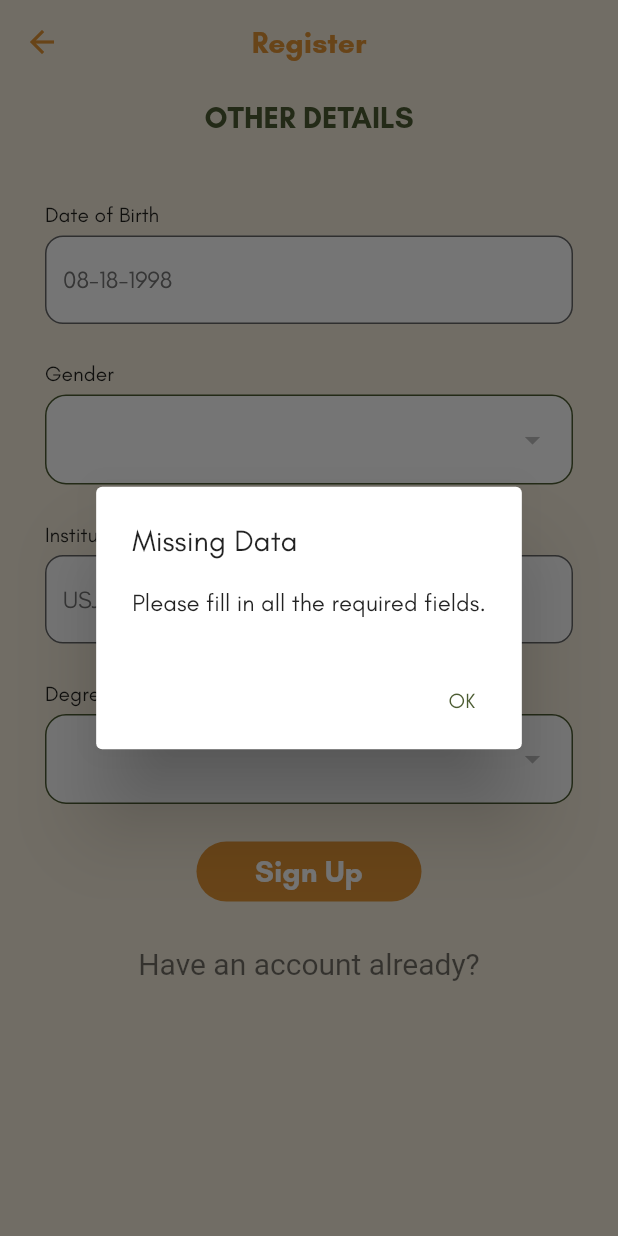
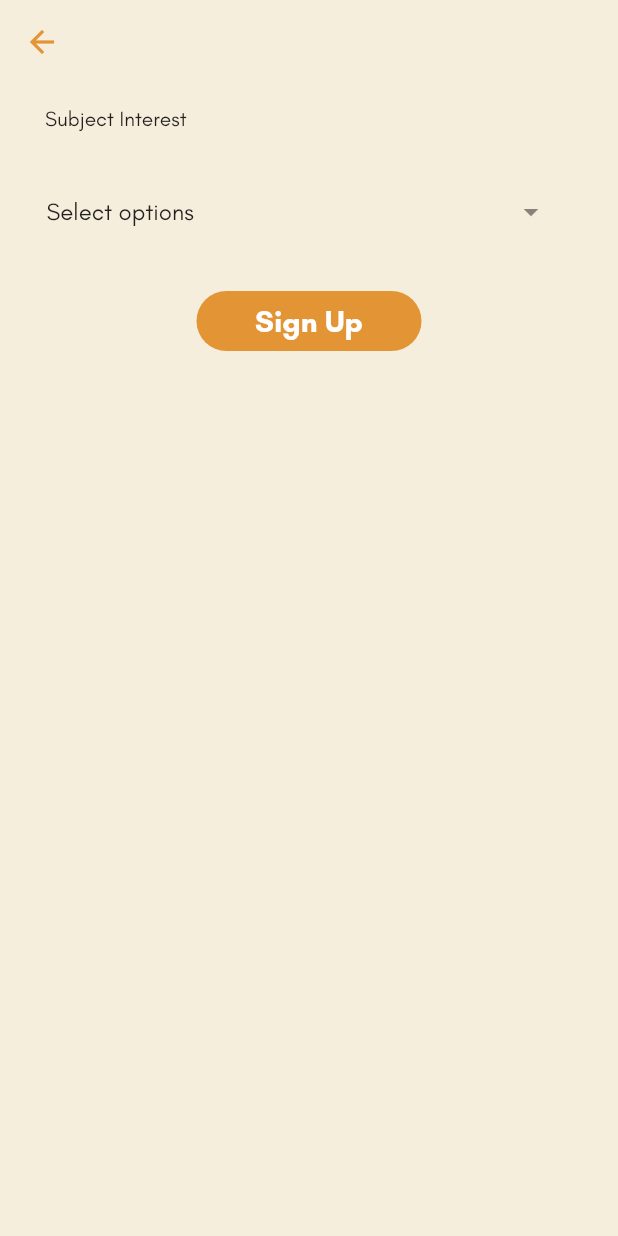
Before and after one commit to rexsolis7458/study_up_app_flutter, a Flutter app: the OtherDetails screen opened directly with empty values, after a tap on "Sign Up", on a phone screen of 412 x 824 dp. Run offline on Flutter 3.47's test engine with Material 2 defaults, Android fonts, the phone set to English and light mode, and no system bars; drawn by our look-alikes of dropdown_button2; our stand-ins replace cloud_firestore, dropdown_search, firebase_auth, firebase_core, firebase_storage, flutter_rating_bar and 7 more; missing offline and left inert: advance_pdf_viewer_fork, agora_rtc_engine, flutter_document_picker; accounts and stored records are empty; network calls fail.

Commit message:
subInterest

```diff
--- a/lib/otherDetails.dart
+++ b/lib/otherDetails.dart
@@ -5,6 +5,7 @@ import 'package:flutter/gestures.dart';
 import 'package:flutter/material.dart';
 import 'package:get/get.dart';
 import 'package:intl/intl.dart';
+import 'package:study_up_app/subInterest.dart';
 
 import 'controller/auth_controller.dart';
 import 'helper/const.dart';
@@ -207,7 +208,6 @@ class _OtherDetailsState extends State<OtherDetails> {
                               value: genderDropdownValue == ''
                                   ? null
                                   : genderDropdownValue,
-
                               items: genderitems.map((String items) {
                                 return DropdownMenuItem(
                                   value: items,
@@ -355,53 +355,55 @@ class _OtherDetailsState extends State<OtherDetails> {
               child: Container(),
             ),
             GestureDetector(
-              onTap: () async {
-                if (_firstName.trim().isEmpty ||
-                    _lastName.trim().isEmpty ||
-                    _email.trim().isEmpty ||
-                    _password.trim().isEmpty ||
-                    _bdayController.text.trim().isEmpty ||
-                    genderDropdownValue == null ||
-                    _institutionController.text.trim().isEmpty ||
-                    degreeDropdownValue == null) {
-                  // Show a warning message that some data is missing
-                  showDialog(
-                    context: context,
-                    builder: (BuildContext context) {
-                      return AlertDialog(
-                        title: const Text('Missing Data'),
-                        content: const Text(
-                            'Please fill in all the required fields.'),
-                        actions: <Widget>[
-                          TextButton(
-                            onPressed: () => Navigator.of(context).pop(),
-                            child: const Text('OK'),
-                          ),
-                        ],
-                      );
-                    },
-                  );
-                } else {
-                  DateTime dob =
-                      DateFormat("MM-dd-yyyy").parse(_bdayController.text);
-                  DateTime now = DateTime.now();
-                  Duration difference = now.difference(dob);
-                  int age = difference.inDays ~/ 365;
+              onTap: () {
+                Navigator.push(context,
+                    MaterialPageRoute(builder: (context) => SubInterest()));
+                // if (_firstName.trim().isEmpty ||
+                //     _lastName.trim().isEmpty ||
+                //     _email.trim().isEmpty ||
+                //     _password.trim().isEmpty ||
+                //     _bdayController.text.trim().isEmpty ||
+                //     genderDropdownValue == null ||
+                //     _institutionController.text.trim().isEmpty ||
+                //     degreeDropdownValue == null) {
+                //   // Show a warning message that some data is missing
+                //   showDialog(
+                //     context: context,
+                //     builder: (BuildContext context) {
+                //       return AlertDialog(
+                //         title: const Text('Missing Data'),
+                //         content: const Text(
+                //             'Please fill in all the required fields.'),
+                //         actions: <Widget>[
+                //           TextButton(
+                //             onPressed: () => Navigator.of(context).pop(),
+                //             child: const Text('OK'),
+                //           ),
+                //         ],
+                //       );
+                //     },
+                //   );
+                // } else {
+                //   DateTime dob =
+                //       DateFormat("MM-dd-yyyy").parse(_bdayController.text);
+                //   DateTime now = DateTime.now();
+                //   Duration difference = now.difference(dob);
+                //   int age = difference.inDays ~/ 365;
 
-                  String ageString = age.toString();
-                  // Proceed with the registration process
-                  authController.register(
-                    _firstName.trim(),
-                    _lastName.trim(),
-                    _email.trim(),
-                    _password.trim(),
-                    _bdayController.text.trim(),
-                    genderDropdownValue!,
-                    _institutionController.text.trim(),
-                    degreeDropdownValue!,
-                    ageString,
-                  );
-                }
+                //   String ageString = age.toString();
+                //   // Proceed with the registration process
+                //   authController.register(
+                //     _firstName.trim(),
+                //     _lastName.trim(),
+                //     _email.trim(),
+                //     _password.trim(),
+                //     _bdayController.text.trim(),
+                //     genderDropdownValue!,
+                //     _institutionController.text.trim(),
+                //     degreeDropdownValue!,
+                //     ageString,
+                //   );
+                // }
               },
               child: Container(
                 width: 150,
--- /dev/null
+++ b/lib/subInterest.dart
@@ -0,0 +1,143 @@
+import 'package:cloud_firestore/cloud_firestore.dart';
+import 'package:dropdown_button2/dropdown_button2.dart';
+import 'package:firebase_auth/firebase_auth.dart';
+import 'package:flutter/gestures.dart';
+import 'package:flutter/material.dart';
+import 'package:get/get.dart';
+import 'package:intl/intl.dart';
+
+import 'controller/auth_controller.dart';
+import 'helper/MultiSelect.dart';
+import 'helper/const.dart';
+
+class SubInterest extends StatefulWidget {
+  @override
+  _SubInterestState createState() => _SubInterestState();
+}
+
+class _SubInterestState extends State<SubInterest> {
+  @override
+  Widget build(BuildContext context) {
+    return Scaffold(
+        resizeToAvoidBottomInset: false,
+        backgroundColor: BGColor,
+        appBar: AppBar(
+          backgroundColor: BGColor,
+          centerTitle: true,
+          elevation: 0,
+          title: const Text(
+            '',
+            style: TextStyle(
+              fontSize: 20,
+              fontWeight: FontWeight.bold,
+            ),
+          ),
+        ),
+        body: SingleChildScrollView(
+          child: Column(
+              mainAxisAlignment: MainAxisAlignment.center,
+              children: <Widget>[
+                const SizedBox(
+                  height: 10,
+                ),
+                Container(
+                  padding: const EdgeInsets.only(left: 30, top: 5, right: 30),
+                  alignment: Alignment.topLeft,
+                  child: Text(
+                    'Subject Interest',
+                    textAlign: TextAlign.start,
+                  ),
+                ),
+                const SizedBox(
+                  height: 20,
+                ),
+                Container(
+                  padding: const EdgeInsets.only(left: 15, top: 5, right: 30),
+                  alignment: Alignment.topLeft,
+                  child: MultiSelectDropdown(
+                    options: [],
+                    hintText: 'Select options',
+                    onSelected: (List<String> selectedList) {
+                      setState(() {
+                        // _selectedSubjects = selectedList;
+                      });
+                    },
+                  ),
+                ),
+                const SizedBox(
+                  height: 25,
+                ),
+                Padding(
+                  padding: const EdgeInsets.only(left: 30),
+                  child: Container(),
+                ),
+                GestureDetector(
+                  onTap: () {
+                    // if (_firstName.trim().isEmpty ||
+                    //     _lastName.trim().isEmpty ||
+                    //     _email.trim().isEmpty ||
+                    //     _password.trim().isEmpty ||
+                    //     _bdayController.text.trim().isEmpty ||
+                    //     genderDropdownValue == null ||
+                    //     _institutionController.text.trim().isEmpty ||
+                    //     degreeDropdownValue == null) {
+                    //   // Show a warning message that some data is missing
+                    //   showDialog(
+                    //     context: context,
+                    //     builder: (BuildContext context) {
+                    //       return AlertDialog(
+                    //         title: const Text('Missing Data'),
+                    //         content: const Text(
+                    //             'Please fill in all the required fields.'),
+                    //         actions: <Widget>[
+                    //           TextButton(
+                    //             onPressed: () => Navigator.of(context).pop(),
+                    //             child: const Text('OK'),
+                    //           ),
+                    //         ],
+                    //       );
+                    //     },
+                    //   );
+                    // } else {
+                    //   DateTime dob =
+                    //       DateFormat("MM-dd-yyyy").parse(_bdayController.text);
+                    //   DateTime now = DateTime.now();
+                    //   Duration difference = now.difference(dob);
+                    //   int age = difference.inDays ~/ 365;
+
+                    //   String ageString = age.toString();
+                    //   // Proceed with the registration process
+                    //   authController.register(
+                    //     _firstName.trim(),
+                    //     _lastName.trim(),
+                    //     _email.trim(),
+                    //     _password.trim(),
+                    //     _bdayController.text.trim(),
+                    //     genderDropdownValue!,
+                    //     _institutionController.text.trim(),
+                    //     degreeDropdownValue!,
+                    //     ageString,
+                    //   );
+                    // }
+                  },
+                  child: Container(
+                    width: 150,
+                    height: 40,
+                    decoration: BoxDecoration(
+                        borderRadius: BorderRadius.circular(30),
+                        color: ButtonColor),
+                    child: const Center(
+                      child: Text(
+                        "Sign Up",
+                        style: TextStyle(
+                            fontSize: 20,
+                            fontWeight: FontWeight.bold,
+                            color: Colors.white),
+                      ),
+                    ),
+                  ),
+                ),
+              ]),
+        ));
+  }
+}
```
